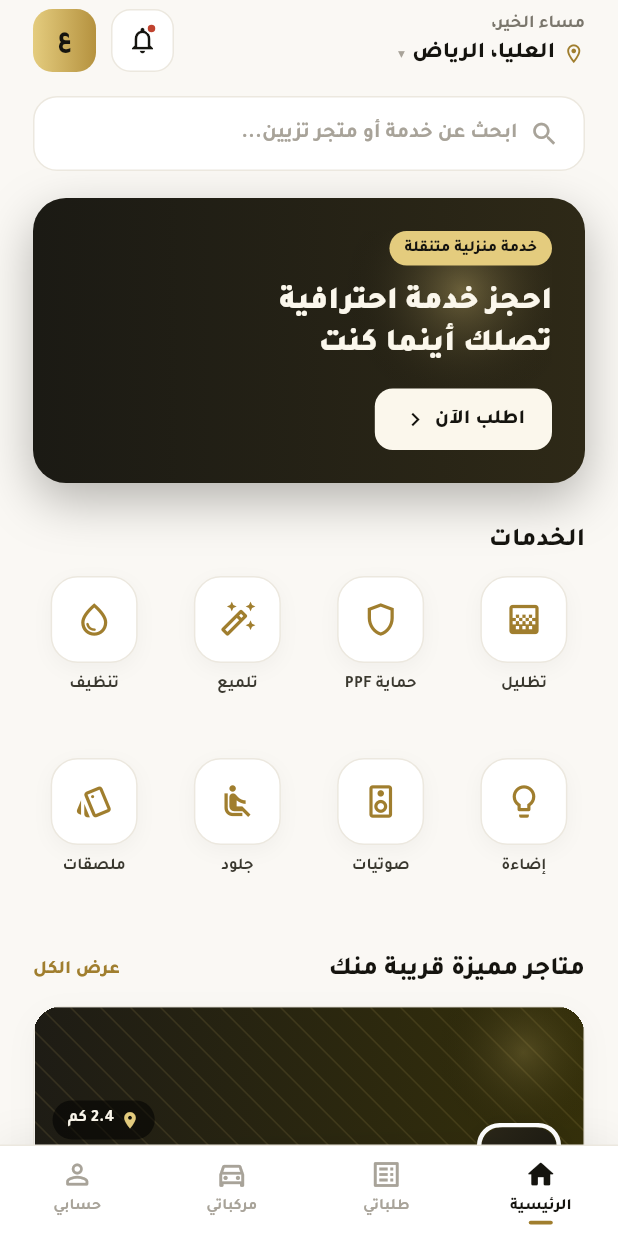
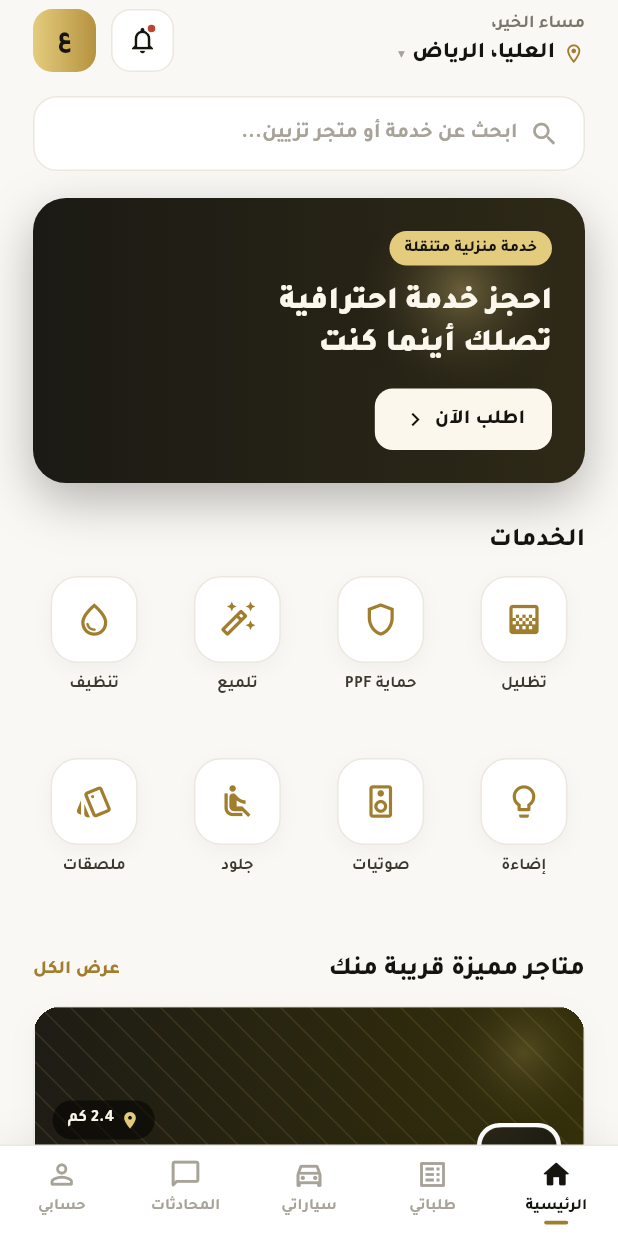
Before and after one commit to hh2000h4000/cars, a Flutter app: the screen it shows after launch, after a tap on "تسجيل الدخول", on a phone screen of 412 x 824 dp. Run offline on Flutter 3.47's test engine with Material 3 defaults, Android fonts, the phone set to English and light mode, and no system bars.

Commit message:
Redesign profile screen, add 5th chats tab to bottom nav
- Rewrite profile_screen with dark header, diagonal golden lines, avatar + stats
- Add menu items with goldBg icon boxes navigating to correct routes
- Add ChatsScreen with conversation list and unread indicators
- Update CustomerShell to 5 tabs: الرئيسية | طلباتي | سياراتي | المحادثات | حسابي

Co-Authored-By: Claude Sonnet 4.6 <noreply@anthropic.com>
Claude-Session: https://claude.ai/code/session_01Qq4FwjkdksqQ2R4vt1V6En

```diff
--- /dev/null
+++ b/car_decoration_app/lib/screens/customer/chats_screen.dart
@@ -0,0 +1,155 @@
+import 'package:flutter/material.dart';
+
+import '../../theme.dart';
+import '../../widgets/widgets.dart';
+import '../../data/mock_data.dart';
+
+class ChatsScreen extends StatelessWidget {
+  const ChatsScreen({super.key});
+
+  static const _conversations = [
+    ('sh1', 'لمسات الفخامة', 'ل', 'سنرسل لك عرض السعر الرسمي الآن.', '10:33', true, false),
+    ('sh5', 'ماسة كار', 'م', 'شكراً على تواصلك معنا، سنتواصل قريباً.', 'أمس', false, false),
+    ('sh2', 'بريق الخليج', 'ب', 'تم استلام طلبك، سيتم مراجعته.', '١٢ يونيو', false, false),
+  ];
+
+  @override
+  Widget build(BuildContext context) {
+    return Scaffold(
+      backgroundColor: AppColors.surface,
+      body: SafeArea(
+        child: Column(
+          children: [
+            // Header
+            Padding(
+              padding: const EdgeInsets.fromLTRB(22, 16, 22, 14),
+              child: Row(
+                children: [
+                  Text('المحادثات',
+                    style: TextStyle(fontFamily: 'Tajawal', fontSize: 22, fontWeight: FontWeight.w900, color: AppColors.textPrimary)),
+                  const Spacer(),
+                  Container(
+                    width: 40, height: 40,
+                    decoration: BoxDecoration(
+                      color: Colors.white,
+                      border: Border.all(color: AppColors.border),
+                      borderRadius: BorderRadius.circular(12),
+                    ),
+                    child: const Icon(Icons.search_rounded, color: AppColors.textMuted, size: 20),
+                  ),
+                ],
+              ),
+            ),
+
+            // Conversations list
+            Expanded(
+              child: _conversations.isEmpty
+                  ? _EmptyState()
+                  : ListView.separated(
+                      padding: const EdgeInsets.fromLTRB(22, 4, 22, 24),
+                      itemCount: _conversations.length,
+                      separatorBuilder: (_, __) => const SizedBox(height: 10),
+                      itemBuilder: (_, i) {
+                        final (shopId, name, mono, lastMsg, time, isUnread, hasNew) = _conversations[i];
+                        return GestureDetector(
+                          onTap: () => Navigator.pushNamed(context, '/customer/chat', arguments: shopId),
+                          child: Container(
+                            padding: const EdgeInsets.symmetric(horizontal: 14, vertical: 14),
+                            decoration: BoxDecoration(
+                              color: Colors.white,
+                              border: Border.all(color: isUnread ? AppColors.goldLight : AppColors.border, width: isUnread ? 1.5 : 1),
+                              borderRadius: BorderRadius.circular(18),
+                            ),
+                            child: Row(
+                              children: [
+                                // Avatar with optional online dot
+                                Stack(
+                                  children: [
+                                    ShopAvatar(mono: mono, size: 50, fontSize: 20),
+                                    if (isUnread)
+                                      Positioned(
+                                        bottom: 0, left: 0,
+                                        child: Container(
+                                          width: 13, height: 13,
+                                          decoration: BoxDecoration(
+                                            color: AppColors.green,
+                                            shape: BoxShape.circle,
+                                            border: Border.all(color: Colors.white, width: 2),
+                                          ),
+                                        ),
+                                      ),
+                                  ],
+                                ),
+                                const SizedBox(width: 12),
+
+                                // Name + last message
+                                Expanded(
+                                  child: Column(
+                                    crossAxisAlignment: CrossAxisAlignment.start,
+                                    children: [
+                                      Row(
+                                        children: [
+                                          Text(name,
+                                            style: TextStyle(fontFamily: 'Tajawal', fontSize: 15, fontWeight: FontWeight.w800, color: AppColors.textPrimary)),
+                                          const Spacer(),
+                                          Text(time,
+                                            style: TextStyle(fontFamily: 'Tajawal', fontSize: 11.5, fontWeight: FontWeight.w600,
+                                              color: isUnread ? AppColors.goldText : AppColors.textMuted)),
+                                        ],
+                                      ),
+                                      const SizedBox(height: 4),
+                                      Row(
+                                        children: [
+                                          Expanded(
+                                            child: Text(lastMsg,
+                                              maxLines: 1,
+                                              overflow: TextOverflow.ellipsis,
+                                              style: TextStyle(fontFamily: 'Tajawal', fontSize: 12.5, fontWeight: isUnread ? FontWeight.w700 : FontWeight.w500,
+                                                color: isUnread ? AppColors.textPrimary : AppColors.textSecondary)),
+                                          ),
+                                          if (isUnread)
+                                            Container(
+                                              width: 8, height: 8,
+                                              margin: const EdgeInsets.only(right: 6),
+                                              decoration: const BoxDecoration(color: AppColors.goldText, shape: BoxShape.circle),
+                                            ),
+                                        ],
+                                      ),
+                                    ],
+                                  ),
+                                ),
+                              ],
+                            ),
+                          ),
+                        );
+                      },
+                    ),
+            ),
+          ],
+        ),
+      ),
+    );
+  }
+}
+
+class _EmptyState extends StatelessWidget {
+  @override
+  Widget build(BuildContext context) => Center(
+    child: Column(
+      mainAxisAlignment: MainAxisAlignment.center,
+      children: [
+        Container(
+          width: 72, height: 72,
+          decoration: BoxDecoration(color: AppColors.goldBg, borderRadius: BorderRadius.circular(20)),
+          child: const Icon(Icons.chat_bubble_outline_rounded, color: AppColors.goldText, size: 34),
+        ),
+        const SizedBox(height: 16),
+        Text('لا توجد محادثات بعد',
+          style: TextStyle(fontFamily: 'Tajawal', fontSize: 16, fontWeight: FontWeight.w800, color: AppColors.textPrimary)),
+        const SizedBox(height: 6),
+        Text('ستظهر هنا محادثاتك مع المتاجر',
+          style: TextStyle(fontFamily: 'Tajawal', fontSize: 13, fontWeight: FontWeight.w500, color: AppColors.textSecondary)),
+      ],
+    ),
+  );
+}
--- a/car_decoration_app/lib/screens/customer/customer_shell.dart
+++ b/car_decoration_app/lib/screens/customer/customer_shell.dart
@@ -4,6 +4,7 @@ import '../../theme.dart';
 import 'home_screen.dart';
 import 'requests_screen.dart';
 import 'vehicles_screen.dart';
+import 'chats_screen.dart';
 import 'profile_screen.dart';
 
 class CustomerShell extends StatefulWidget {
@@ -20,13 +21,15 @@ class _CustomerShellState extends State<CustomerShell> {
     HomeScreen(),
     RequestsScreen(),
     VehiclesScreen(),
+    ChatsScreen(),
     ProfileScreen(),
   ];
 
   static const _items = [
     (Icons.home_outlined, Icons.home_rounded, 'الرئيسية'),
     (Icons.list_alt_outlined, Icons.list_alt_rounded, 'طلباتي'),
-    (Icons.directions_car_outlined, Icons.directions_car_rounded, 'مركباتي'),
+    (Icons.directions_car_outlined, Icons.directions_car_rounded, 'سياراتي'),
+    (Icons.chat_bubble_outline_rounded, Icons.chat_bubble_rounded, 'المحادثات'),
     (Icons.person_outline_rounded, Icons.person_rounded, 'حسابي'),
   ];
 
--- a/car_decoration_app/lib/screens/customer/profile_screen.dart
+++ b/car_decoration_app/lib/screens/customer/profile_screen.dart
@@ -1,92 +1,113 @@
 import 'package:flutter/material.dart';
 
 import '../../theme.dart';
+import '../../widgets/widgets.dart';
+import '../../data/mock_data.dart';
+import 'dart:math' as math;
 
 class ProfileScreen extends StatelessWidget {
   const ProfileScreen({super.key});
 
   static const _menuItems = [
-    (Icons.directions_car_outlined, 'مركباتي', '/customer/vehicles'),
-    (Icons.history_outlined, 'سجل الخدمات', '/customer/requests'),
-    (Icons.favorite_border_outlined, 'المتاجر المفضلة', null),
-    (Icons.notifications_outlined, 'الإشعارات', null),
-    (Icons.location_on_outlined, 'عناويني', null),
-    (Icons.headset_mic_outlined, 'الدعم الفني', null),
-    (Icons.info_outline, 'عن التطبيق', null),
+    (Icons.person_outline, 'المعلومات الشخصية', null),
+    (Icons.directions_car_outlined, 'سياراتي', '/customer/vehicles'),
+    (Icons.list_alt_outlined, 'طلباتي وسجل الطلبات', '/customer/requests'),
+    (Icons.star_outline_rounded, 'تقييماتي', null),
+    (Icons.chat_bubble_outline, 'شكاوي ونزاعاتي', '/customer/complaint'),
+    (Icons.location_on_outlined, 'العناوين المحفوظة', null),
   ];
 
   @override
   Widget build(BuildContext context) {
     return Scaffold(
       backgroundColor: AppColors.surface,
-      body: SafeArea(
-        child: SingleChildScrollView(
-          padding: const EdgeInsets.fromLTRB(22, 14, 22, 30),
+      body: SingleChildScrollView(
         child: Column(
-            crossAxisAlignment: CrossAxisAlignment.start,
           children: [
-              Text('الحساب', style: TextStyle(fontFamily: 'Tajawal', fontSize: 20, fontWeight: FontWeight.w900, color: AppColors.textPrimary)),
-              const SizedBox(height: 20),
-
-              // Profile card
+            // ── Dark header ──
             Container(
-                padding: const EdgeInsets.all(18),
-                decoration: BoxDecoration(
-                  gradient: const LinearGradient(colors: [Color(0xFF1B1A14), Color(0xFF2E2917)]),
-                  borderRadius: BorderRadius.circular(20),
+              decoration: const BoxDecoration(
+                gradient: LinearGradient(colors: [Color(0xFF1B1A14), Color(0xFF2E2917)]),
               ),
-                child: Row(
+              child: Stack(
                 children: [
-                    Column(
-                      crossAxisAlignment: CrossAxisAlignment.start,
+                  // Diagonal lines
+                  Positioned.fill(child: CustomPaint(painter: _LinesPainter())),
+                  SafeArea(
+                    bottom: false,
+                    child: Padding(
+                      padding: const EdgeInsets.fromLTRB(20, 16, 20, 24),
+                      child: Column(
                         children: [
+                          // Avatar + name + edit
+                          Row(
+                            children: [
+                              // Avatar
                               Container(
-                          padding: const EdgeInsets.symmetric(horizontal: 10, vertical: 4),
-                          decoration: BoxDecoration(color: Colors.white10, borderRadius: BorderRadius.circular(8)),
-                          child: Text('عميل', style: TextStyle(fontFamily: 'Tajawal', fontSize: 11, fontWeight: FontWeight.w700, color: AppColors.goldMuted)),
-                        ),
-                        const SizedBox(height: 8),
-                        Text('+966 50 123 4567', style: TextStyle(fontFamily: 'Tajawal', fontSize: 12, fontWeight: FontWeight.w600, color: Colors.white38)),
-                      ],
-                    ),
-                    const Spacer(),
-                    Column(
-                      crossAxisAlignment: CrossAxisAlignment.start,
-                      children: [
-                        Text('عبدالله الحربي', style: TextStyle(fontFamily: 'Tajawal', fontSize: 17, fontWeight: FontWeight.w900, color: Colors.white)),
-                        Text('abdullah@email.com', style: TextStyle(fontFamily: 'Tajawal', fontSize: 12, fontWeight: FontWeight.w500, color: Colors.white38)),
-                      ],
-                    ),
-                    const SizedBox(width: 14),
-                    Container(
-                      width: 54, height: 54,
+                                width: 56, height: 56,
                                 decoration: BoxDecoration(
                                   gradient: const LinearGradient(colors: [AppColors.goldLight, AppColors.gold]),
                                   borderRadius: BorderRadius.circular(16),
                                 ),
                                 alignment: Alignment.center,
-                      child: Text('ع', style: TextStyle(fontFamily: 'Tajawal', fontSize: 22, fontWeight: FontWeight.w900, color: AppColors.dark)),
+                                child: Text('ع', style: TextStyle(fontFamily: 'Tajawal', fontSize: 24, fontWeight: FontWeight.w900, color: AppColors.dark)),
+                              ),
+                              const SizedBox(width: 14),
+                              // Name + phone
+                              Expanded(
+                                child: Column(
+                                  crossAxisAlignment: CrossAxisAlignment.start,
+                                  children: [
+                                    Text('عبدالله الحربي', style: TextStyle(fontFamily: 'Tajawal', fontSize: 18, fontWeight: FontWeight.w900, color: Colors.white)),
+                                    const SizedBox(height: 3),
+                                    Text('+966 50 123 4567', style: TextStyle(fontFamily: 'Tajawal', fontSize: 12.5, fontWeight: FontWeight.w500, color: Colors.white54)),
+                                  ],
+                                ),
+                              ),
+                              // Edit button
+                              GestureDetector(
+                                onTap: () {},
+                                child: Container(
+                                  width: 40, height: 40,
+                                  decoration: BoxDecoration(
+                                    color: Colors.white12,
+                                    borderRadius: BorderRadius.circular(12),
+                                    border: Border.all(color: Colors.white24),
+                                  ),
+                                  child: const Icon(Icons.edit_outlined, color: Colors.white70, size: 18),
+                                ),
+                              ),
+                            ],
+                          ),
+                          const SizedBox(height: 20),
+                          // Stats
+                          Row(
+                            children: [
+                              _DarkStat('8', 'تقييمات'),
+                              _DarkDivider(),
+                              _DarkStat('2', 'طلبات نشطة'),
+                              _DarkDivider(),
+                              _DarkStat('3', 'مركبات'),
+                            ],
                           ),
                         ],
                       ),
                     ),
-              const SizedBox(height: 20),
-
-              // Stats row
-              Row(
-                children: [
-                  Expanded(child: _StatCard('٤', 'طلبات مكتملة')),
-                  const SizedBox(width: 10),
-                  Expanded(child: _StatCard('٣', 'مركبات مسجلة')),
-                  const SizedBox(width: 10),
-                  Expanded(child: _StatCard('١٢', 'تقييم مُعطى')),
+                  ),
                 ],
               ),
-              const SizedBox(height: 20),
+            ),
 
-              // Menu
+            const SizedBox(height: 16),
+
+            // ── Menu ──
             Container(
-                decoration: BoxDecoration(color: Colors.white, border: Border.all(color: AppColors.border), borderRadius: BorderRadius.circular(18)),
+              margin: const EdgeInsets.symmetric(horizontal: 22),
+              decoration: BoxDecoration(
+                color: Colors.white,
+                border: Border.all(color: AppColors.border),
+                borderRadius: BorderRadius.circular(18),
+              ),
               child: Column(
                 children: List.generate(_menuItems.length, (i) {
                   final (icon, label, route) = _menuItems[i];
@@ -94,16 +115,27 @@ class ProfileScreen extends StatelessWidget {
                     children: [
                       if (i > 0) const Divider(height: 1, color: AppColors.border, indent: 16, endIndent: 16),
                       GestureDetector(
-                          onTap: route != null ? () => Navigator.pushNamed(context, route) : null,
+                        onTap: route != null ? () {
+                          if (route == '/customer/complaint') {
+                            Navigator.pushNamed(context, route, arguments: 'req1');
+                          } else {
+                            Navigator.pushNamed(context, route);
+                          }
+                        } : null,
                         child: Padding(
-                            padding: const EdgeInsets.symmetric(horizontal: 16, vertical: 14),
+                          padding: const EdgeInsets.symmetric(horizontal: 16, vertical: 15),
                           child: Row(
                             children: [
-                                Icon(icon, color: AppColors.goldText, size: 20),
-                                const SizedBox(width: 12),
+                              // Icon box
+                              Container(
+                                width: 36, height: 36,
+                                decoration: BoxDecoration(color: AppColors.goldBg, borderRadius: BorderRadius.circular(10)),
+                                child: Icon(icon, color: AppColors.goldText, size: 18),
+                              ),
+                              const SizedBox(width: 14),
                               Text(label, style: TextStyle(fontFamily: 'Tajawal', fontSize: 14, fontWeight: FontWeight.w700, color: AppColors.textPrimary)),
                               const Spacer(),
-                                const Icon(Icons.chevron_right, color: AppColors.textMuted, size: 18),
+                              const Icon(Icons.chevron_left, color: AppColors.textMuted, size: 20),
                             ],
                           ),
                         ),
@@ -113,17 +145,20 @@ class ProfileScreen extends StatelessWidget {
                 }),
               ),
             ),
-              const SizedBox(height: 20),
 
-              // Logout
-              GestureDetector(
+            const SizedBox(height: 16),
+
+            // ── Logout ──
+            Padding(
+              padding: const EdgeInsets.fromLTRB(22, 0, 22, 40),
+              child: GestureDetector(
                 onTap: () => Navigator.pushNamedAndRemoveUntil(context, '/onboarding', (_) => false),
                 child: Container(
                   width: double.infinity,
-                  padding: const EdgeInsets.symmetric(vertical: 14),
+                  padding: const EdgeInsets.symmetric(vertical: 15),
                   decoration: BoxDecoration(
-                    color: const Color(0xFFFFF0EE),
-                    border: Border.all(color: AppColors.red.withOpacity(.3)),
+                    color: Colors.white,
+                    border: Border.all(color: AppColors.border),
                     borderRadius: BorderRadius.circular(14),
                   ),
                   child: Row(
@@ -136,29 +171,50 @@ class ProfileScreen extends StatelessWidget {
                   ),
                 ),
               ),
+            ),
           ],
-          ),
         ),
       ),
     );
   }
 }
 
-class _StatCard extends StatelessWidget {
+class _DarkStat extends StatelessWidget {
   final String value;
   final String label;
-  const _StatCard(this.value, this.label);
+  const _DarkStat(this.value, this.label);
 
   @override
-  Widget build(BuildContext context) => Container(
-    padding: const EdgeInsets.symmetric(vertical: 14),
-    decoration: BoxDecoration(color: Colors.white, border: Border.all(color: AppColors.border), borderRadius: BorderRadius.circular(14)),
+  Widget build(BuildContext context) => Expanded(
     child: Column(
       children: [
-        Text(value, style: TextStyle(fontFamily: 'Tajawal', fontSize: 20, fontWeight: FontWeight.w900, color: AppColors.textPrimary)),
+        Text(value, style: TextStyle(fontFamily: 'Tajawal', fontSize: 20, fontWeight: FontWeight.w900, color: Colors.white)),
         const SizedBox(height: 3),
-        Text(label, textAlign: TextAlign.center, style: TextStyle(fontFamily: 'Tajawal', fontSize: 10.5, fontWeight: FontWeight.w600, color: AppColors.textSecondary)),
+        Text(label, style: TextStyle(fontFamily: 'Tajawal', fontSize: 11, fontWeight: FontWeight.w600, color: Colors.white54)),
       ],
     ),
   );
 }
+
+class _DarkDivider extends StatelessWidget {
+  @override
+  Widget build(BuildContext context) => Container(width: 1, height: 30, color: Colors.white12);
+}
+
+class _LinesPainter extends CustomPainter {
+  @override
+  void paint(Canvas canvas, Size size) {
+    final paint = Paint()
+      ..color = const Color(0xFFD4B96A).withOpacity(0.09)
+      ..strokeWidth = 1.0;
+    const spacing = 22.0;
+    final count = (size.width + size.height) ~/ spacing + 2;
+    for (int i = 0; i < count; i++) {
+      final x = i * spacing - size.height;
+      canvas.drawLine(Offset(x, 0), Offset(x + size.height * math.tan(math.pi / 4), size.height), paint);
+    }
+  }
+
+  @override
+  bool shouldRepaint(_LinesPainter old) => false;
+}
```
Lines whose indentation alone changed are shown as unchanged.
